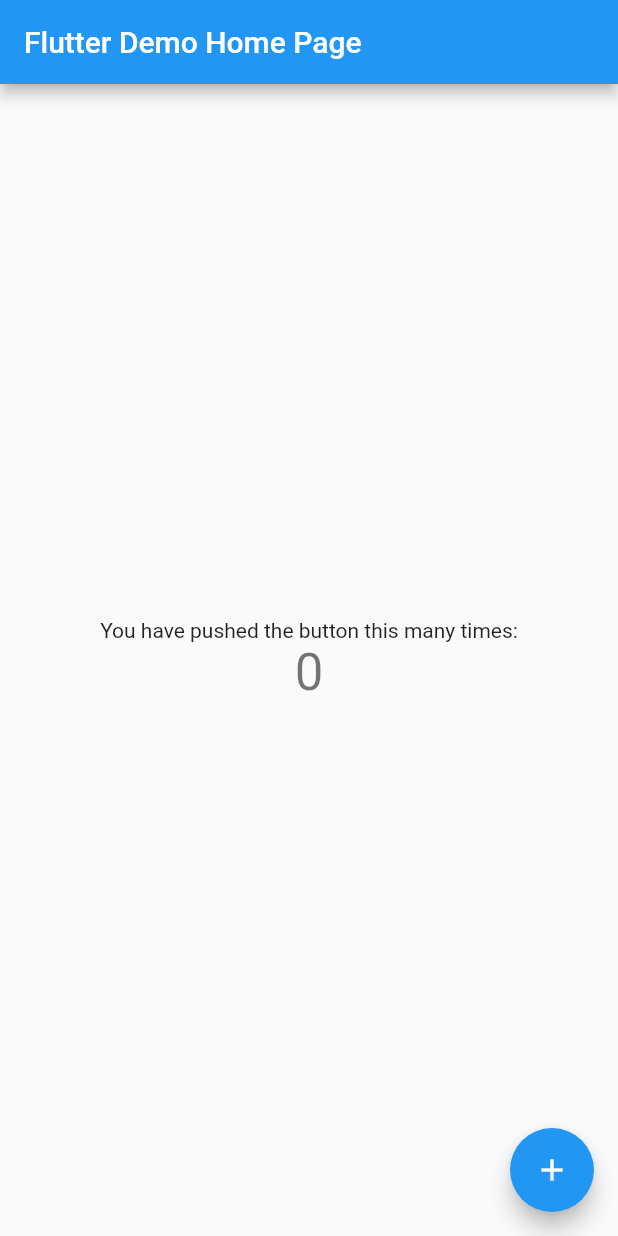
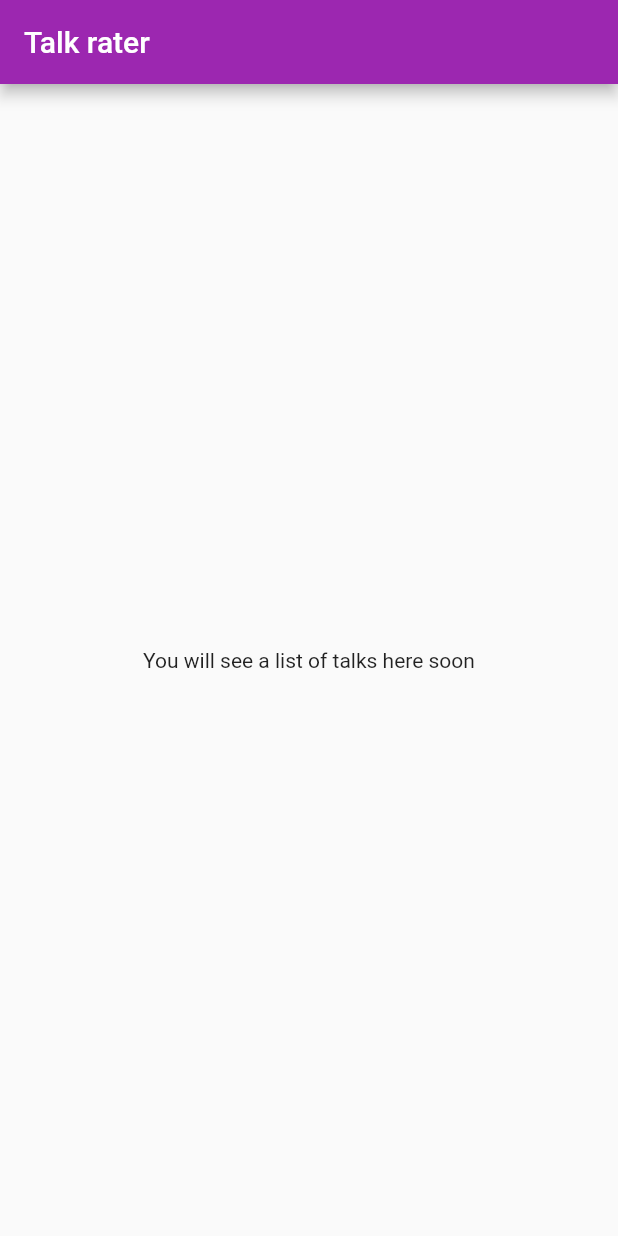
Before and after one commit to random82/talkrater, a Flutter app: the screen it shows after launch, on a phone screen of 412 x 824 dp. Run offline on Flutter 3.47's test engine with Material 2 defaults, Android fonts, the phone set to English and light mode, and no system bars.

Commit message:
Removing sample content

```diff
--- a/talkrater/lib/main.dart
+++ b/talkrater/lib/main.dart
@@ -18,9 +18,9 @@ class MyApp extends StatelessWidget {
         // or simply save your changes to "hot reload" in a Flutter IDE).
         // Notice that the counter didn't reset back to zero; the application
         // is not restarted.
-        primarySwatch: Colors.blue,
+        primarySwatch: Colors.purple,
       ),
-      home: MyHomePage(title: 'Flutter Demo Home Page'),
+      home: MyHomePage(title: 'Talk rater'),
     );
   }
 }
@@ -44,18 +44,6 @@ class MyHomePage extends StatefulWidget {
 }
 
 class _MyHomePageState extends State<MyHomePage> {
-  int _counter = 0;
-
-  void _incrementCounter() {
-    setState(() {
-      // This call to setState tells the Flutter framework that something has
-      // changed in this State, which causes it to rerun the build method below
-      // so that the display can reflect the updated values. If we changed
-      // _counter without calling setState(), then the build method would not be
-      // called again, and so nothing would appear to happen.
-      _counter++;
-    });
-  }
 
   @override
   Widget build(BuildContext context) {
@@ -92,20 +80,11 @@ class _MyHomePageState extends State<MyHomePage> {
           mainAxisAlignment: MainAxisAlignment.center,
           children: <Widget>[
             Text(
-              'You have pushed the button this many times:',
-            ),
-            Text(
-              '$_counter',
-              style: Theme.of(context).textTheme.display1,
+              'You will see a list of talks here soon',
             ),
           ],
         ),
       ),
-      floatingActionButton: FloatingActionButton(
-        onPressed: _incrementCounter,
-        tooltip: 'Increment',
-        child: Icon(Icons.add),
-      ), // This trailing comma makes auto-formatting nicer for build methods.
     );
   }
 }
```
Also changed, not shown: 1 other file.
